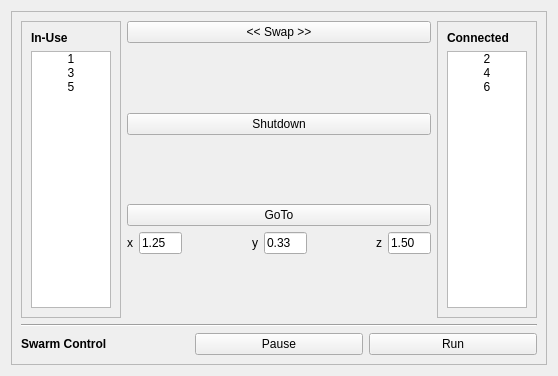
The window that src/tools/swarm_controller/src/SwarmController.ui (asilvaigor/psc) describes before a commit, drawn with Qt 5.
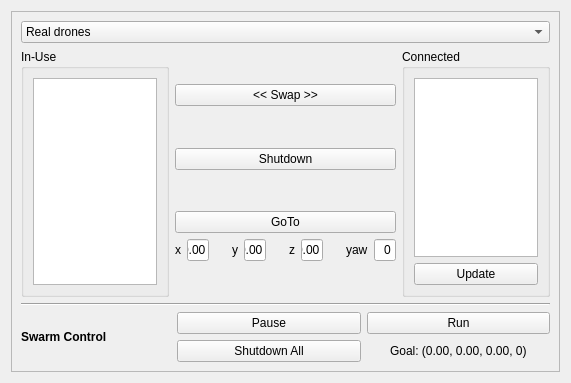
The same window after the commit. Icons and pictures are not drawn.

Commit message: Starting SwarmController

Patch:
```diff
--- a/src/tools/swarm_controller/src/SwarmController.ui
+++ b/src/tools/swarm_controller/src/SwarmController.ui
@@ -9,8 +9,8 @@
    <rect>
     <x>0</x>
     <y>0</y>
-    <width>558</width>
-    <height>376</height>
+    <width>571</width>
+    <height>383</height>
    </rect>
   </property>
   <property name="windowTitle">
@@ -27,83 +27,72 @@
        <rect>
         <x>0</x>
         <y>0</y>
-        <width>538</width>
-        <height>356</height>
+        <width>551</width>
+        <height>363</height>
        </rect>
       </property>
       <layout class="QVBoxLayout" name="verticalLayout_2">
+       <item>
+        <widget class="QComboBox" name="drones_combo_box">
+         <property name="toolTip">
+          <string>&lt;html&gt;&lt;head/&gt;&lt;body&gt;&lt;p&gt;Select if using real drones or simulation.&lt;/p&gt;&lt;/body&gt;&lt;/html&gt;</string>
+         </property>
+         <item>
+          <property name="text">
+           <string>Real drones</string>
+          </property>
+         </item>
+         <item>
+          <property name="text">
+           <string>Simulated drones</string>
+          </property>
+         </item>
+        </widget>
+       </item>
        <item>
         <layout class="QHBoxLayout" name="horizontalLayout">
          <item>
-          <widget class="QScrollArea" name="scrollArea_2">
-           <property name="maximumSize">
-            <size>
-             <width>100</width>
-             <height>16777215</height>
-            </size>
+          <widget class="QGroupBox" name="groupBox">
+           <property name="toolTip">
+            <string>&lt;html&gt;&lt;head/&gt;&lt;body&gt;&lt;p&gt;In-Use: Drones that will move when the code is running.&lt;/p&gt;&lt;/body&gt;&lt;/html&gt;</string>
            </property>
-           <property name="autoFillBackground">
-            <bool>true</bool>
+           <property name="title">
+            <string>In-Use</string>
            </property>
-           <property name="styleSheet">
-            <string notr="true"/>
-           </property>
-           <property name="widgetResizable">
-            <bool>true</bool>
-           </property>
-           <widget class="QWidget" name="scrollAreaWidgetContents_2">
-            <property name="geometry">
-             <rect>
-              <x>0</x>
-              <y>0</y>
-              <width>98</width>
-              <height>290</height>
-             </rect>
-            </property>
-            <layout class="QVBoxLayout" name="verticalLayout_3">
-             <item>
-              <widget class="QLabel" name="label">
-               <property name="text">
-                <string>&lt;html&gt;&lt;head/&gt;&lt;body&gt;&lt;p&gt;&lt;span style=&quot; font-weight:600;&quot;&gt;In-Use&lt;/span&gt;&lt;/p&gt;&lt;/body&gt;&lt;/html&gt;</string>
-               </property>
-              </widget>
-             </item>
-             <item alignment="Qt::AlignHCenter">
-              <widget class="QListWidget" name="listWidget">
-               <item>
-                <property name="text">
-                 <string>1</string>
-                </property>
-                <property name="textAlignment">
-                 <set>AlignCenter</set>
-                </property>
-               </item>
-               <item>
-                <property name="text">
-                 <string>3</string>
-                </property>
-                <property name="textAlignment">
-                 <set>AlignCenter</set>
-                </property>
-               </item>
-               <item>
-                <property name="text">
-                 <string>5</string>
-                </property>
-                <property name="textAlignment">
-                 <set>AlignCenter</set>
-                </property>
-               </item>
-              </widget>
-             </item>
-            </layout>
-           </widget>
+           <layout class="QVBoxLayout" name="verticalLayout_6">
+            <item>
+             <widget class="QListWidget" name="inuse_list">
+              <property name="maximumSize">
+               <size>
+                <width>16777215</width>
+                <height>16777215</height>
+               </size>
+              </property>
+             </widget>
+            </item>
+           </layout>
           </widget>
          </item>
          <item>
           <layout class="QVBoxLayout" name="verticalLayout_5">
            <item>
-            <widget class="QPushButton" name="pushButton">
+            <spacer name="verticalSpacer_4">
+             <property name="orientation">
+              <enum>Qt::Vertical</enum>
+             </property>
+             <property name="sizeHint" stdset="0">
+              <size>
+               <width>20</width>
+               <height>40</height>
+              </size>
+             </property>
+            </spacer>
+           </item>
+           <item>
+            <widget class="QPushButton" name="swap_push_button">
+             <property name="toolTip">
+              <string>&lt;html&gt;&lt;head/&gt;&lt;body&gt;&lt;p&gt;Change selected drone state: In-Use or Connected. If the drones are simulated, they are all moved together, and gazebo will open when they change to the &amp;quot;In-Use&amp;quot; list.&lt;/p&gt;&lt;/body&gt;&lt;/html&gt;</string>
+             </property>
              <property name="text">
               <string>&lt;&lt; Swap &gt;&gt;</string>
              </property>
@@ -165,12 +154,12 @@
                </property>
                <property name="maximumSize">
                 <size>
-                 <width>43</width>
+                 <width>38</width>
                  <height>16777215</height>
                 </size>
                </property>
                <property name="text">
-                <string>1.25</string>
+                <string>0.00</string>
                </property>
               </widget>
              </item>
@@ -198,12 +187,12 @@
               <widget class="QLineEdit" name="lineEdit">
                <property name="maximumSize">
                 <size>
-                 <width>43</width>
+                 <width>38</width>
                  <height>16777215</height>
                 </size>
                </property>
                <property name="text">
-                <string>0.33</string>
+                <string>0.00</string>
                </property>
               </widget>
              </item>
@@ -231,12 +220,48 @@
               <widget class="QLineEdit" name="lineEdit_3">
                <property name="maximumSize">
                 <size>
-                 <width>43</width>
+                 <width>38</width>
                  <height>16777215</height>
                 </size>
                </property>
                <property name="text">
-                <string>1.50</string>
+                <string>0.00</string>
+               </property>
+              </widget>
+             </item>
+             <item>
+              <spacer name="horizontalSpacer_3">
+               <property name="orientation">
+                <enum>Qt::Horizontal</enum>
+               </property>
+               <property name="sizeHint" stdset="0">
+                <size>
+                 <width>40</width>
+                 <height>20</height>
+                </size>
+               </property>
+              </spacer>
+             </item>
+             <item>
+              <widget class="QLabel" name="label_9">
+               <property name="text">
+                <string>yaw</string>
+               </property>
+              </widget>
+             </item>
+             <item>
+              <widget class="QLineEdit" name="yaw_line_edit">
+               <property name="maximumSize">
+                <size>
+                 <width>38</width>
+                 <height>16777215</height>
+                </size>
+               </property>
+               <property name="text">
+                <string>0</string>
+               </property>
+               <property name="alignment">
+                <set>Qt::AlignRight|Qt::AlignTrailing|Qt::AlignVCenter</set>
                </property>
               </widget>
              </item>
@@ -258,66 +283,44 @@
           </layout>
          </item>
          <item>
-          <widget class="QScrollArea" name="scrollArea_3">
-           <property name="maximumSize">
-            <size>
-             <width>100</width>
-             <height>16777215</height>
-            </size>
+          <widget class="QGroupBox" name="groupBox_2">
+           <property name="toolTip">
+            <string>&lt;html&gt;&lt;head/&gt;&lt;body&gt;&lt;p&gt;Connected: Available drones, but they won't move when the code is running.&lt;/p&gt;&lt;/body&gt;&lt;/html&gt;</string>
            </property>
-           <property name="styleSheet">
-            <string notr="true"/>
+           <property name="title">
+            <string>Connected</string>
            </property>
-           <property name="widgetResizable">
-            <bool>true</bool>
-           </property>
-           <widget class="QWidget" name="scrollAreaWidgetContents_3">
-            <property name="geometry">
-             <rect>
-              <x>0</x>
-              <y>0</y>
-              <width>98</width>
-              <height>290</height>
-             </rect>
-            </property>
-            <layout class="QVBoxLayout" name="verticalLayout_4">
-             <item>
-              <widget class="QLabel" name="label_2">
-               <property name="text">
-                <string>&lt;html&gt;&lt;head/&gt;&lt;body&gt;&lt;p&gt;&lt;span style=&quot; font-weight:600;&quot;&gt;Connected&lt;/span&gt;&lt;/p&gt;&lt;/body&gt;&lt;/html&gt;</string>
-               </property>
-              </widget>
-             </item>
-             <item>
-              <widget class="QListWidget" name="listWidget_2">
-               <item>
-                <property name="text">
-                 <string>2</string>
-                </property>
-                <property name="textAlignment">
-                 <set>AlignCenter</set>
-                </property>
-               </item>
-               <item>
-                <property name="text">
-                 <string>4</string>
-                </property>
-                <property name="textAlignment">
-                 <set>AlignCenter</set>
-                </property>
-               </item>
-               <item>
-                <property name="text">
-                 <string>6</string>
-                </property>
-                <property name="textAlignment">
-                 <set>AlignCenter</set>
-                </property>
-               </item>
-              </widget>
-             </item>
-            </layout>
-           </widget>
+           <layout class="QVBoxLayout" name="verticalLayout_3">
+            <item>
+             <widget class="QListWidget" name="connected_list">
+              <property name="minimumSize">
+               <size>
+                <width>0</width>
+                <height>0</height>
+               </size>
+              </property>
+              <property name="maximumSize">
+               <size>
+                <width>16777215</width>
+                <height>16777215</height>
+               </size>
+              </property>
+             </widget>
+            </item>
+            <item>
+             <widget class="QPushButton" name="connected_push_button">
+              <property name="toolTip">
+               <string>&lt;html&gt;&lt;head/&gt;&lt;body&gt;&lt;p&gt;Update the status of connection of the drones.&lt;/p&gt;&lt;/body&gt;&lt;/html&gt;</string>
+              </property>
+              <property name="text">
+               <string>Update</string>
+              </property>
+              <property name="icon">
+               <iconset theme="view-refresh"/>
+              </property>
+             </widget>
+            </item>
+           </layout>
           </widget>
          </item>
         </layout>
@@ -333,33 +336,75 @@
         <layout class="QHBoxLayout" name="horizontalLayout_2">
          <item>
           <widget class="QLabel" name="label_3">
+           <property name="maximumSize">
+            <size>
+             <width>150</width>
+             <height>16777215</height>
+            </size>
+           </property>
            <property name="text">
             <string>&lt;html&gt;&lt;head/&gt;&lt;body&gt;&lt;p&gt;&lt;span style=&quot; font-weight:600;&quot;&gt;Swarm Control&lt;/span&gt;&lt;/p&gt;&lt;/body&gt;&lt;/html&gt;</string>
            </property>
           </widget>
          </item>
          <item>
-          <widget class="QPushButton" name="pushButton_4">
-           <property name="text">
-            <string>Pause</string>
-           </property>
-           <property name="icon">
-            <iconset theme="media-playback-pause"/>
-           </property>
-          </widget>
-         </item>
-         <item>
-          <widget class="QPushButton" name="pushButton_5">
-           <property name="styleSheet">
-            <string notr="true"/>
-           </property>
-           <property name="text">
-            <string>Run</string>
-           </property>
-           <property name="icon">
-            <iconset theme="media-playback-start"/>
-           </property>
-          </widget>
+          <layout class="QGridLayout" name="gridLayout">
+           <item row="2" column="0">
+            <widget class="QPushButton" name="pause_push_button">
+             <property name="toolTip">
+              <string>&lt;html&gt;&lt;head/&gt;&lt;body&gt;&lt;p&gt;Pauses all drones. They will continue flying stabilized on the position they are currently in.&lt;/p&gt;&lt;/body&gt;&lt;/html&gt;</string>
+             </property>
+             <property name="text">
+              <string>Pause</string>
+             </property>
+             <property name="icon">
+              <iconset theme="media-playback-pause">
+               <normaloff>.</normaloff>.</iconset>
+             </property>
+            </widget>
+           </item>
+           <item row="2" column="1">
+            <widget class="QPushButton" name="run_push_button">
+             <property name="toolTip">
+              <string>&lt;html&gt;&lt;head/&gt;&lt;body&gt;&lt;p&gt;Runs the code to calculate trajectories with the final point goal being the one currently in the (x, y, z) coordinate boxes. &lt;/p&gt;&lt;/body&gt;&lt;/html&gt;</string>
+             </property>
+             <property name="styleSheet">
+              <string notr="true"/>
+             </property>
+             <property name="text">
+              <string>Run</string>
+             </property>
+             <property name="icon">
+              <iconset theme="media-playback-start">
+               <normaloff>.</normaloff>.</iconset>
+             </property>
+            </widget>
+           </item>
+           <item row="3" column="1" alignment="Qt::AlignHCenter">
+            <widget class="QLabel" name="coordinates_label">
+             <property name="toolTip">
+              <string>&lt;html&gt;&lt;head/&gt;&lt;body&gt;&lt;p&gt;Position the drones will go to when moving.&lt;/p&gt;&lt;/body&gt;&lt;/html&gt;</string>
+             </property>
+             <property name="text">
+              <string>Goal: (0.00, 0.00, 0.00, 0)</string>
+             </property>
+            </widget>
+           </item>
+           <item row="3" column="0">
+            <widget class="QPushButton" name="shutdown_all_push_button">
+             <property name="toolTip">
+              <string>&lt;html&gt;&lt;head/&gt;&lt;body&gt;&lt;p&gt;Shuts down all drones. ATTENTION: THEIR MOTORS WILL STOP RUNNING. USE THIS BUTTON CAREFULLY AND ONLY WHEN ALL DRONES ARE ON THE FLOOR. &lt;/p&gt;&lt;/body&gt;&lt;/html&gt;</string>
+             </property>
+             <property name="text">
+              <string>Shutdown All</string>
+             </property>
+             <property name="icon">
+              <iconset theme="edit-delete">
+               <normaloff>.</normaloff>.</iconset>
+             </property>
+            </widget>
+           </item>
+          </layout>
          </item>
         </layout>
        </item>
```
Left out of the diff: 22 changed lines with no effect on the pictures. The commit also changes 14 other files.
